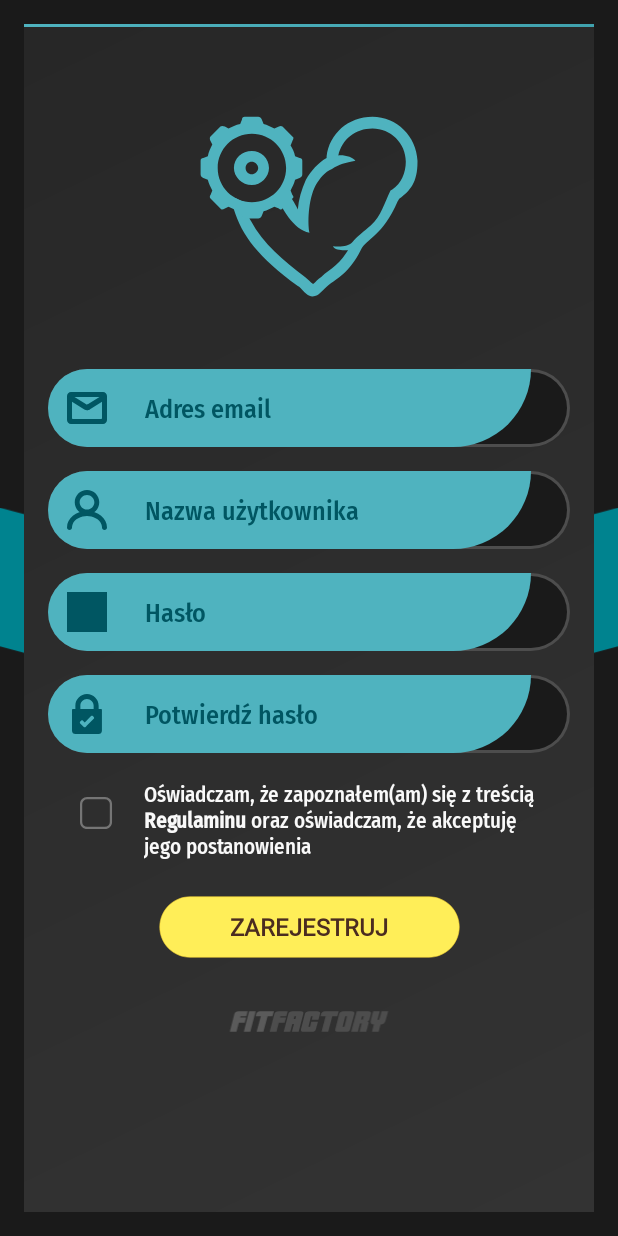
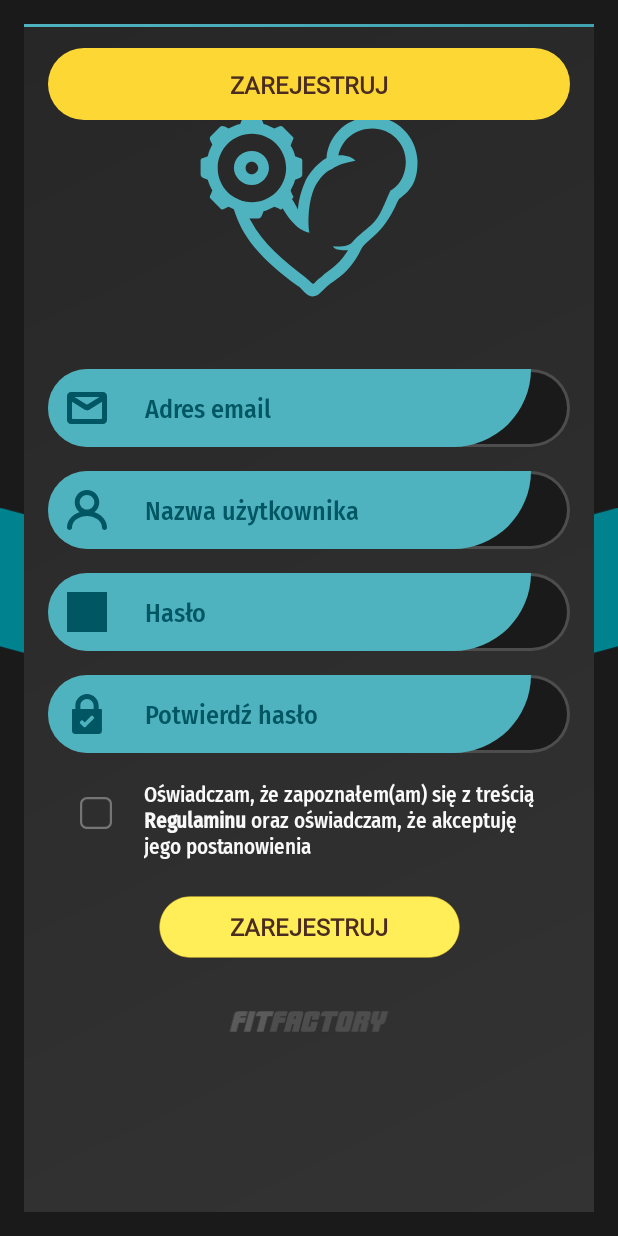
Before and after one commit to pdolot/FitFactory, an Android app: the layout fragment_sign_up.xml on its own in the app's theme, with its tools: preview values and no code run, on a phone screen of 412 x 824 dp. Run offline under Robolectric (Android 15) with nearby library versions, the phone set to English and light mode, and no system bars.

Commit message:
Add loading button custom view

```diff
--- /dev/null
+++ b/app/src/main/java/com/example/fitfactory/presentation/customViews/ProgressLayout.kt
@@ -0,0 +1,85 @@
+package com.example.fitfactory.presentation.customViews
+
+import android.animation.Animator
+import android.animation.AnimatorListenerAdapter
+import android.animation.ValueAnimator
+import android.content.Context
+import android.util.AttributeSet
+import android.view.View
+import androidx.constraintlayout.widget.ConstraintLayout
+import androidx.core.content.ContextCompat
+import com.example.fitfactory.R
+import com.example.fitfactory.utils.animateDrawable
+import com.example.fitfactory.utils.resetAnimation
+import kotlinx.android.synthetic.main.progress_layout.view.*
+
+class ProgressLayout @JvmOverloads constructor(
+    context: Context, attrs: AttributeSet? = null, defStyleAttr: Int = 0
+) : ConstraintLayout(context, attrs, defStyleAttr) {
+
+    var onClick: () -> Unit = {}
+    var viewWidth = 0
+    var isEnable = false
+
+    init {
+        View.inflate(context, R.layout.progress_layout, this)
+        setOnClickListener {
+            if (!isEnable) startEntryAnimation() else startExitAnimation()
+
+        }
+    }
+
+    private fun startEntryAnimation() {
+        isEnable = true
+        viewWidth = measuredWidth
+        val widthAnimation = ValueAnimator.ofInt(measuredWidth, measuredHeight)
+        widthAnimation.addUpdateListener { va ->
+            val params = viewBackground.layoutParams
+            params.width = va.animatedValue as Int
+            viewBackground.layoutParams = params
+        }
+
+        widthAnimation.apply {
+            duration = 1000
+            addListener(object : AnimatorListenerAdapter() {
+                override fun onAnimationEnd(p0: Animator?) {
+                    viewBackground.visibility = View.GONE
+                    anim.drawable.animateDrawable()
+                }
+
+            })
+            start()
+        }
+    }
+
+    private fun startExitAnimation() {
+        anim.drawable.resetAnimation()
+        anim.setImageDrawable(ContextCompat.getDrawable(context, R.drawable.exit_anim))
+        anim.drawable.animateDrawable()
+        val widthAnimation = ValueAnimator.ofInt(measuredHeight, viewWidth)
+        widthAnimation.addUpdateListener { va ->
+            val params = viewBackground.layoutParams
+            params.width = va.animatedValue as Int
+            viewBackground.layoutParams = params
+        }
+
+        widthAnimation.apply {
+            duration = 1000
+            startDelay = 3000
+            addListener(object : AnimatorListenerAdapter() {
+                override fun onAnimationStart(p0: Animator?) {
+                    viewBackground.visibility = View.VISIBLE
+                }
+
+                override fun onAnimationEnd(animation: Animator?) {
+                    super.onAnimationEnd(animation)
+                    anim.drawable.resetAnimation()
+                    anim.setImageDrawable(ContextCompat.getDrawable(context, R.drawable.enter_anim))
+                    isEnable = false
+                }
+            })
+
+            start()
+        }
+    }
+}
--- a/app/src/main/java/com/example/fitfactory/utils/Extensions.kt
+++ b/app/src/main/java/com/example/fitfactory/utils/Extensions.kt
@@ -5,7 +5,11 @@ import android.graphics.drawable.Drawable
 import android.os.Build
 import android.text.Editable
 import android.text.TextWatcher
+import com.example.fitfactory.data.models.Address
 import com.google.android.material.textfield.TextInputEditText
+import com.google.gson.Gson
+import com.google.gson.reflect.TypeToken
+import okhttp3.ResponseBody
 import java.sql.Time
 import kotlin.math.floor
 
--- /dev/null
+++ b/app/src/main/res/drawable/enter_anim.xml
@@ -0,0 +1,65 @@
+<animated-vector xmlns:android="http://schemas.android.com/apk/res/android"
+        xmlns:aapt="http://schemas.android.com/aapt">
+    <aapt:attr name="android:drawable">
+        <vector
+                android:name="vector"
+                android:width="120dp"
+                android:height="120dp"
+                android:viewportWidth="120"
+                android:viewportHeight="120">
+            <group
+                    android:name="circle"
+                    android:pivotX="60"
+                    android:pivotY="60">
+                <path
+                        android:name="path_2"
+                        android:fillColor="#000000"
+                        android:pathData="M 60 0 C 44.093 0 28.821 6.326 17.574 17.574 C 6.326 28.821 0 44.093 0 60 C 0 75.907 6.326 91.179 17.574 102.426 C 28.821 113.674 44.093 120 60 120 C 75.907 120 91.179 113.674 102.426 102.426 C 113.674 91.179 120 75.907 120 60 C 120 44.093 113.674 28.821 102.426 17.574 C 91.179 6.326 75.907 0 60 0 Z"
+                        android:strokeColor="#000000"
+                        android:strokeLineCap="round" />
+            </group>
+        </vector>
+    </aapt:attr>
+    <target android:name="path_2">
+        <aapt:attr name="android:animation">
+            <set>
+                <objectAnimator
+                        android:duration="1000"
+                        android:interpolator="@android:anim/linear_interpolator"
+                        android:propertyName="pathData"
+                        android:valueFrom="M 60 0 C 56.023 0 52.086 0.395 48.242 1.164 C 44.397 1.933 40.646 3.075 37.039 4.569 C 33.433 6.063 29.973 7.908 26.711 10.083 C 23.449 12.258 20.386 14.762 17.574 17.574 C 14.762 20.386 12.258 23.449 10.083 26.711 C 7.908 29.973 6.063 33.433 4.569 37.039 C 3.075 40.646 1.933 44.397 1.164 48.242 C 0.395 52.086 0 56.023 0 60 C 0 63.977 0.395 67.914 1.164 71.758 C 1.933 75.603 3.075 79.354 4.569 82.96 C 6.063 86.567 7.908 90.027 10.083 93.289 C 12.258 96.551 14.762 99.614 17.574 102.426 C 19.823 104.676 22.234 106.728 24.778 108.573 C 27.322 110.418 30.001 112.054 32.785 113.471 C 35.57 114.888 38.462 116.086 41.433 117.053 C 44.405 118.021 47.456 118.757 50.559 119.252 C 53.663 119.747 56.819 120 60 120 C 63.977 120 67.914 119.605 71.758 118.836 C 75.603 118.067 79.354 116.925 82.96 115.431 C 86.567 113.937 90.027 112.092 93.289 109.917 C 96.551 107.742 99.614 105.238 102.426 102.426 C 105.238 99.614 107.742 96.551 109.917 93.289 C 112.092 90.027 113.937 86.567 115.431 82.96 C 116.925 79.354 118.067 75.603 118.836 71.758 C 119.605 67.914 120 63.977 120 60 C 120 56.023 119.605 52.086 118.836 48.242 C 118.067 44.397 116.925 40.646 115.431 37.039 C 113.937 33.433 112.092 29.973 109.917 26.711 C 107.742 23.449 105.238 20.386 102.426 17.574 C 98.677 13.825 94.481 10.622 89.963 8.019 C 85.445 5.415 80.605 3.41 75.57 2.057 C 70.534 0.703 65.302 0 60 0 L 60 0"
+                        android:valueTo="M 54 4 C 50 4 49 12 46 13 C 43 14 39 15 36 17 C 33 18 27 13 25 16 C 22 19 19 22 16 25 C 13 27 18 34 17 36 C 15 39 14 43 13 46 C 12 49 4 50 4 54 C 4 58 4 62 4 66 C 4 70 12 71 13 74 C 14 77 15 81 17 84 C 18 87 13 93 16 95 C 19 98 22 101 25 104 C 27 107 34 102 36 103 C 39 105 43 106 46 107 C 46 107 46 107 46 107 C 49 108 50 116 54 116 C 58 116 62 116 66 116 C 70 116 71 108 74 107 C 77 106 81 105 84 103 C 87 102 93 107 95 104 C 98 101 101 98 104 95 C 107 93 102 86 103 84 C 105 81 106 77 107 74 C 108 71 116 70 116 66 C 116 62 116 58 116 54 C 116 50 108 49 107 46 C 106 43 105 39 103 36 C 102 33 107 27 104 25 C 101 22 98 19 95 16 C 93 13 86 18 84 17 C 81 15 77 14 74 13 C 71 12 70 4 66 4 L 54 4"
+                        android:valueType="pathType" />
+                <objectAnimator
+                        android:duration="1000"
+                        android:interpolator="@android:interpolator/fast_out_slow_in"
+                        android:propertyName="strokeWidth"
+                        android:startOffset="96"
+                        android:valueFrom="0"
+                        android:valueTo="8"
+                        android:valueType="floatType" />
+                <objectAnimator
+                        android:duration="650"
+                        android:interpolator="@android:interpolator/fast_out_slow_in"
+                        android:propertyName="fillAlpha"
+                        android:startOffset="350"
+                        android:valueFrom="1"
+                        android:valueTo="0.2"
+                        android:valueType="floatType" />
+            </set>
+        </aapt:attr>
+    </target>
+    <target android:name="circle">
+        <aapt:attr name="android:animation">
+            <objectAnimator
+                    android:duration="4650"
+                    android:interpolator="@android:anim/linear_interpolator"
+                    android:propertyName="rotation"
+                    android:repeatCount="infinite"
+                    android:startOffset="350"
+                    android:valueFrom="0"
+                    android:valueTo="360"
+                    android:valueType="floatType" />
+        </aapt:attr>
+    </target>
+</animated-vector>
--- /dev/null
+++ b/app/src/main/res/drawable/exit_anim.xml
@@ -0,0 +1,67 @@
+<animated-vector
+    xmlns:android="http://schemas.android.com/apk/res/android"
+    xmlns:aapt="http://schemas.android.com/aapt">
+    <aapt:attr name="android:drawable">
+        <vector
+            android:name="vector"
+            android:width="120dp"
+            android:height="120dp"
+            android:viewportWidth="120"
+            android:viewportHeight="120">
+            <group
+                android:name="circle"
+                android:pivotX="60"
+                android:pivotY="60">
+                <path
+                    android:name="path_2"
+                    android:pathData="M 54 4 C 50 4 49 12 46 13 C 43 14 39 15 36 17 C 33 18 27 13 25 16 C 22 19 19 22 16 25 C 13 27 18 34 17 36 C 15 39 14 43 13 46 C 12 49 4 50 4 54 C 4 58 4 62 4 66 C 4 70 12 71 13 74 C 14 77 15 81 17 84 C 18 87 13 93 16 95 C 19 98 22 101 25 104 C 27 107 34 102 36 103 C 39 105 43 106 46 107 C 46 107 46 107 46 107 C 49 108 50 116 54 116 C 58 116 62 116 66 116 C 70 116 71 108 74 107 C 77 106 81 105 84 103 C 87 102 93 107 95 104 C 98 101 101 98 104 95 C 107 93 102 86 103 84 C 105 81 106 77 107 74 C 108 71 116 70 116 66 C 116 62 116 58 116 54 C 116 50 108 49 107 46 C 106 43 105 39 103 36 C 102 33 107 27 104 25 C 101 22 98 19 95 16 C 93 13 86 18 84 17 C 81 15 77 14 74 13 C 71 12 70 4 66 4 L 54 4"
+                    android:fillColor="#000000"
+                    android:fillAlpha="0.1"
+                    android:strokeColor="#000000"
+                    android:strokeWidth="8"
+                    android:strokeLineCap="round"/>
+            </group>
+        </vector>
+    </aapt:attr>
+    <target android:name="path_2">
+        <aapt:attr name="android:animation">
+            <set>
+                <objectAnimator
+                    android:propertyName="pathData"
+                    android:startOffset="2000"
+                    android:duration="650"
+                    android:valueFrom="M 54 4 C 50 4 49 12 46 13 C 43 14 39 15 36 17 C 33 18 27 13 25 16 C 22 19 19 22 16 25 C 13 27 18 34 17 36 C 15 39 14 43 13 46 C 12 49 4 50 4 54 C 4 58 4 62 4 66 C 4 70 12 71 13 74 C 14 77 15 81 17 84 C 18 87 13 93 16 95 C 19 98 22 101 25 104 C 27 107 34 102 36 103 C 39 105 43 106 46 107 C 46 107 46 107 46 107 C 49 108 50 116 54 116 C 58 116 62 116 66 116 C 70 116 71 108 74 107 C 77 106 81 105 84 103 C 87 102 93 107 95 104 C 98 101 101 98 104 95 C 107 93 102 86 103 84 C 105 81 106 77 107 74 C 108 71 116 70 116 66 C 116 62 116 58 116 54 C 116 50 108 49 107 46 C 106 43 105 39 103 36 C 102 33 107 27 104 25 C 101 22 98 19 95 16 C 93 13 86 18 84 17 C 81 15 77 14 74 13 C 71 12 70 4 66 4 L 54 4"
+                    android:valueTo="M 60 0 C 56.023 0 52.086 0.395 48.242 1.164 C 44.397 1.933 40.646 3.075 37.039 4.569 C 33.433 6.063 29.973 7.908 26.711 10.083 C 23.449 12.258 20.386 14.762 17.574 17.574 C 14.762 20.386 12.258 23.449 10.083 26.711 C 7.908 29.973 6.063 33.433 4.569 37.039 C 3.075 40.646 1.933 44.397 1.164 48.242 C 0.395 52.086 0 56.023 0 60 C 0 63.977 0.395 67.914 1.164 71.758 C 1.933 75.603 3.075 79.354 4.569 82.96 C 6.063 86.567 7.908 90.027 10.083 93.289 C 12.258 96.551 14.762 99.614 17.574 102.426 C 19.823 104.676 22.234 106.728 24.778 108.573 C 27.322 110.418 30.001 112.054 32.785 113.471 C 35.57 114.888 38.462 116.086 41.433 117.053 C 44.405 118.021 47.456 118.757 50.559 119.252 C 53.663 119.747 56.819 120 60 120 C 63.977 120 67.914 119.605 71.758 118.836 C 75.603 118.067 79.354 116.925 82.96 115.431 C 86.567 113.937 90.027 112.092 93.289 109.917 C 96.551 107.742 99.614 105.238 102.426 102.426 C 105.238 99.614 107.742 96.551 109.917 93.289 C 112.092 90.027 113.937 86.567 115.431 82.96 C 116.925 79.354 118.067 75.603 118.836 71.758 C 119.605 67.914 120 63.977 120 60 C 120 56.023 119.605 52.086 118.836 48.242 C 118.067 44.397 116.925 40.646 115.431 37.039 C 113.937 33.433 112.092 29.973 109.917 26.711 C 107.742 23.449 105.238 20.386 102.426 17.574 C 98.677 13.825 94.481 10.622 89.963 8.019 C 85.445 5.415 80.605 3.41 75.57 2.057 C 70.534 0.703 65.302 0 60 0 L 60 0"
+                    android:valueType="pathType"
+                    android:interpolator="@android:interpolator/fast_out_slow_in"/>
+                <objectAnimator
+                    android:propertyName="strokeWidth"
+                    android:startOffset="1700"
+                    android:duration="650"
+                    android:valueFrom="8"
+                    android:valueTo="0"
+                    android:valueType="floatType"
+                    android:interpolator="@android:interpolator/fast_out_slow_in"/>
+                <objectAnimator
+                    android:propertyName="fillAlpha"
+                    android:startOffset="1700"
+                    android:duration="650"
+                    android:valueFrom="0.1"
+                    android:valueTo="1"
+                    android:valueType="floatType"
+                    android:interpolator="@android:interpolator/fast_out_slow_in"/>
+            </set>
+        </aapt:attr>
+    </target>
+    <target android:name="circle">
+        <aapt:attr name="android:animation">
+            <objectAnimator
+                android:propertyName="rotation"
+                android:duration="2650"
+                android:valueFrom="0"
+                android:valueTo="360"
+                android:valueType="floatType"
+                android:interpolator="@android:anim/linear_interpolator"/>
+        </aapt:attr>
+    </target>
+</animated-vector>
--- /dev/null
+++ b/app/src/main/res/drawable/rounded_button.xml
@@ -0,0 +1,5 @@
+<?xml version="1.0" encoding="utf-8"?>
+<shape android:shape="rectangle" xmlns:android="http://schemas.android.com/apk/res/android">
+    <corners android:radius="300dp"/>
+    <solid android:color="#000"/>
+</shape>
--- a/app/src/main/res/layout/fragment_sign_up.xml
+++ b/app/src/main/res/layout/fragment_sign_up.xml
@@ -147,6 +147,13 @@
                     app:layout_constraintEnd_toEndOf="@+id/signUpFragment_label"
                     app:layout_constraintBottom_toBottomOf="@id/signUpFragment_label"/>
 
+            <com.example.fitfactory.presentation.customViews.ProgressLayout
+                    app:layout_constraintTop_toTopOf="parent"
+                    app:layout_constraintEnd_toEndOf="parent"
+                    app:layout_constraintStart_toStartOf="parent"
+                    android:layout_width="match_parent"
+                    android:layout_height="wrap_content"/>
+
             <TextView
                     android:id="@+id/signUpFragment_label"
                     android:layout_width="wrap_content"
--- /dev/null
+++ b/app/src/main/res/layout/progress_layout.xml
@@ -0,0 +1,49 @@
+<?xml version="1.0" encoding="utf-8"?>
+<androidx.constraintlayout.widget.ConstraintLayout xmlns:android="http://schemas.android.com/apk/res/android"
+        android:layout_width="match_parent"
+        android:layout_height="48dp"
+        xmlns:app="http://schemas.android.com/apk/res-auto"
+        >
+
+    <View
+            android:backgroundTint="@color/secondaryMedium"
+            android:id="@+id/viewBackground"
+            android:layout_width="0dp"
+            android:layout_height="0dp"
+            android:background="@drawable/rounded_button"
+            app:layout_constraintTop_toTopOf="parent"
+            app:layout_constraintBottom_toBottomOf="parent"
+            app:layout_constraintEnd_toEndOf="parent"
+            app:layout_constraintStart_toStartOf="parent"/>
+
+    <ImageView
+            android:id="@+id/anim"
+            android:layout_width="0dp"
+            android:layout_height="0dp"
+            app:layout_constraintDimensionRatio="1:1"
+            android:adjustViewBounds="true"
+            android:src="@drawable/enter_anim"
+            android:tint="@color/secondaryMedium"
+            app:layout_constraintTop_toTopOf="parent"
+            app:layout_constraintBottom_toBottomOf="parent"
+            app:layout_constraintEnd_toEndOf="parent"
+            app:layout_constraintStart_toStartOf="parent"
+            />
+
+    <TextView
+            android:id="@+id/title"
+            android:layout_width="0dp"
+            android:layout_height="wrap_content"
+            android:textAlignment="center"
+            android:text="ZAREJESTRUJ"
+            android:paddingStart="24dp"
+            android:paddingEnd="24dp"
+            android:maxLines="1"
+            style="@style/ButtonLabel"
+            android:fontFamily="@font/fira_sans_condensed_black"
+            app:layout_constraintTop_toTopOf="@id/viewBackground"
+            app:layout_constraintBottom_toBottomOf="@id/viewBackground"
+            app:layout_constraintEnd_toEndOf="@id/viewBackground"
+            app:layout_constraintStart_toStartOf="@id/viewBackground"/>
+
+</androidx.constraintlayout.widget.ConstraintLayout>
```
